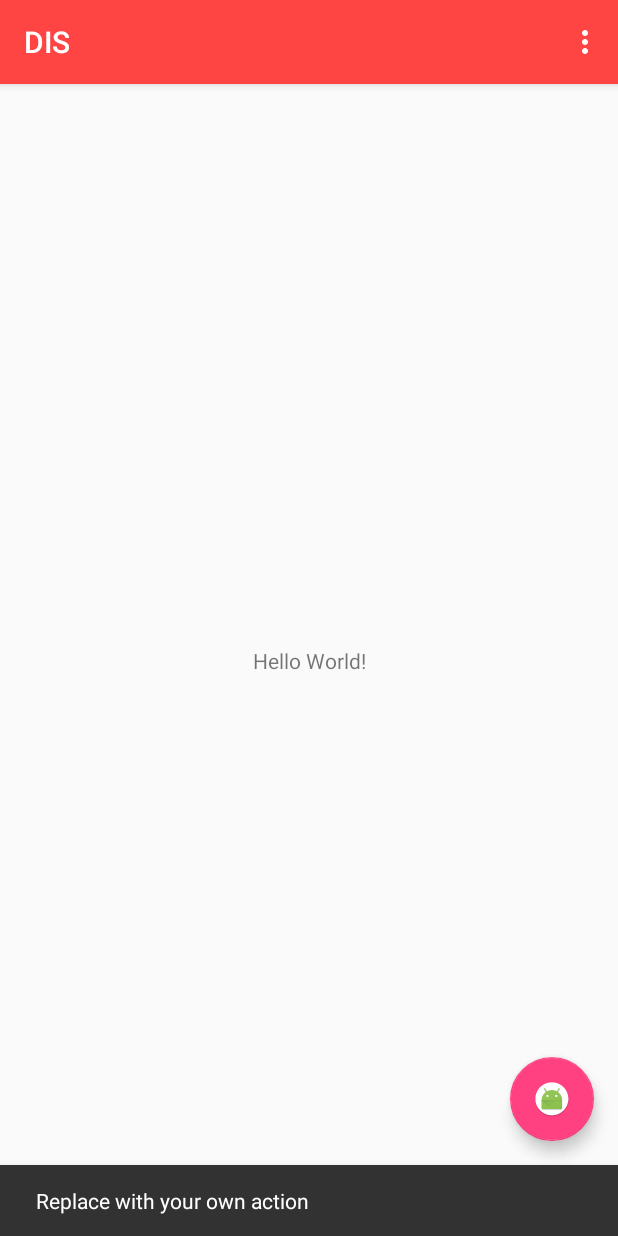
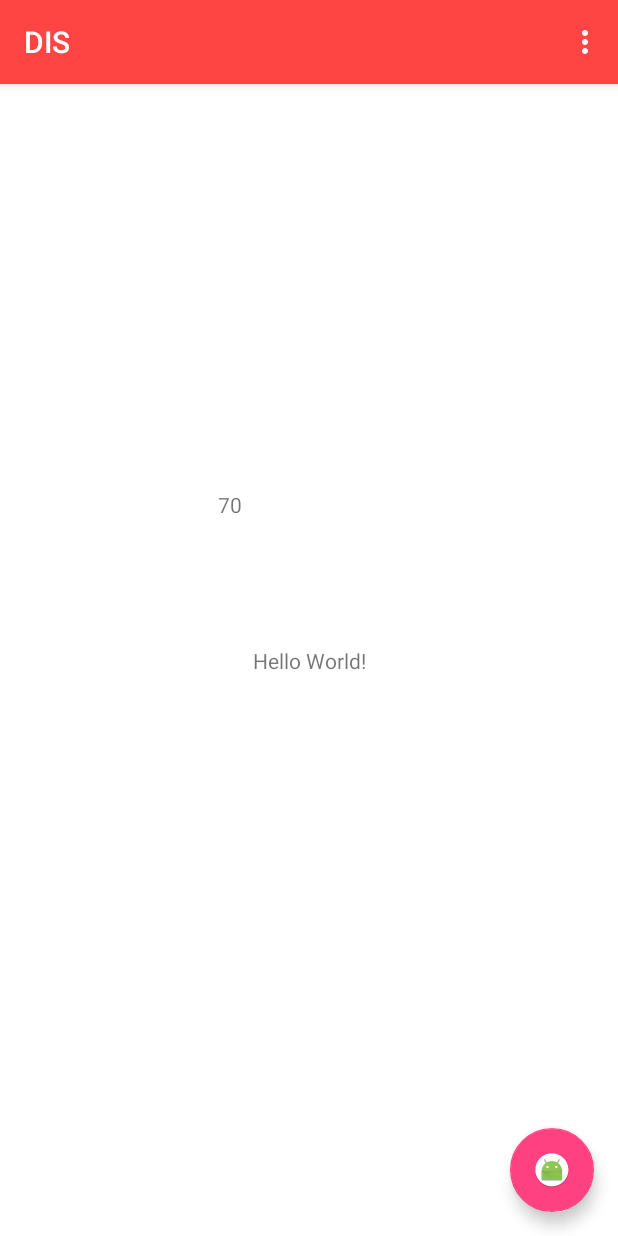
Before and after one commit to DIS-HST/DIS, an Android app: the screen it shows after launch (MainActivity), after a tap on an icon or button, on a phone screen of 412 x 824 dp. Run offline under Robolectric (Android 15) with nearby library versions, the phone set to English and light mode, and no system bars.

Commit message:
Color change and heartrate vib. when HR goes up.

```diff
--- a/app/src/main/AndroidManifest.xml
+++ b/app/src/main/AndroidManifest.xml
@@ -4,7 +4,7 @@
 
     <uses-permission android:name="android.permission.BLUETOOTH"/>
     <uses-permission android:name="android.permission.BLUETOOTH_ADMIN"/>
-
+    <uses-permission android:name="android.permission.VIBRATE"/>
     <uses-feature android:name="android.hardware.bluetooth_le" android:required="true"/>
 
     <application
--- a/app/src/main/java/com/tsh/dis/MainActivity.java
+++ b/app/src/main/java/com/tsh/dis/MainActivity.java
@@ -1,60 +1,38 @@
 package com.tsh.dis;
 
 import android.os.Bundle;
+import android.support.design.widget.CoordinatorLayout;
 import android.support.design.widget.FloatingActionButton;
 import android.support.design.widget.Snackbar;
 import android.support.v7.app.AppCompatActivity;
 import android.support.v7.widget.Toolbar;
-import android.net.ConnectivityManager;
-import android.net.NetworkInfo;
 import android.view.View;
 import android.view.Menu;
 import android.view.MenuItem;
-import java.io.File;
-import java.util.ArrayList;
-import java.util.Set;
-import android.content.Intent;
+import android.os.Handler;
+import android.widget.ListView;
+import android.widget.TextView;
+import android.util.Log;
+import java.util.Random;
+import android.os.Vibrator;
 import android.content.Context;
+import android.media.MediaPlayer;
 
-import android.widget.ArrayAdapter;
-import android.widget.Button;
-import android.widget.ListView;
-import android.widget.Toast;
 
-import android.bluetooth.BluetoothAdapter;
-import android.bluetooth.BluetoothManager;
-import android.bluetooth.BluetoothDevice;
+
 
 public class MainActivity extends AppCompatActivity {
-    private BluetoothAdapter BA;
-    private Set<BluetoothDevice> pairedDevices;
-    //private LeDeviceListAdapter mLeDeviceListAdapter;
-
+    TextView heartRateNumber;
     ListView lv;
-
-    // Stops scanning after 10 seconds.
-    private static final long SCAN_PERIOD = 10000;
-
-    // Initializes Bluetooth adapter.
-    final BluetoothManager bluetoothManager =
-            (BluetoothManager) getSystemService(Context.BLUETOOTH_SERVICE);
-
-    protected File extStorageAppBasePath;
-
-    protected File extStorageAppCachePath;
-
+    private Handler mHandler = new Handler();
+    int num;
+    boolean x;
     @Override
     protected void onCreate(Bundle savedInstanceState) {
         super.onCreate(savedInstanceState);
         setContentView(R.layout.activity_main);
 
-        // Initializes Bluetooth adapter.
-        final BluetoothManager bluetoothManager =
-                (BluetoothManager) getSystemService(Context.BLUETOOTH_SERVICE);
-        BA = bluetoothManager.getAdapter();
 
-        //BA = BluetoothAdapter.getDefaultAdapter();
-      //  lv = (ListView)findViewById(R.id.listView);
 
         Toolbar toolbar = (Toolbar) findViewById(R.id.toolbar);
         setSupportActionBar(toolbar);
@@ -63,8 +41,11 @@ public class MainActivity extends AppCompatActivity {
         fab.setOnClickListener(new View.OnClickListener() {
             @Override
             public void onClick(View view) {
-                Snackbar.make(view, "Replace with your own action", Snackbar.LENGTH_LONG)
-                        .setAction("Action", null).show();
+                num=70;
+                heartRateNumber = (TextView) findViewById(R.id.hrNum);
+                heartRateNumber.setText(""+num);
+                mHandler.postDelayed(updateTask, 5000);
+                x=true;
             }
         });
 
@@ -91,58 +72,37 @@ public class MainActivity extends AppCompatActivity {
         return super.onOptionsItemSelected(item);
         }
     }
-
-    public void on(View v){
-        if (BA == null || !BA.isEnabled()) {
-            Intent turnOn = new Intent(BluetoothAdapter.ACTION_REQUEST_ENABLE);
-            startActivityForResult(turnOn, 0);
-            //startActivityForResult(turnOn, REQUEST_ENABLE_BT);
-            Toast.makeText(getApplicationContext(), "Turned on",Toast.LENGTH_LONG).show();
-        } else {
-            Toast.makeText(getApplicationContext(), "Already on", Toast.LENGTH_LONG).show();
+    private Runnable updateTask = new Runnable () {
+        public void run() {
+            Log.d(getString(R.string.app_name) + " ChatList.updateTask()",
+                    "updateTask run!");
+            if(x==true) {
+                num = num + 1;
+                if(num>108){
+                    x=false;
+                }
+            }else{
+                num=num-1;
+            }
+            heartRateNumber = (TextView) findViewById(R.id.hrNum);
+            heartRateNumber.setText(""+num);
+            CoordinatorLayout cL=(CoordinatorLayout) findViewById(R.id.bg);
+            if(num>100){
+                cL.setBackgroundColor(0xffff0000);
+                Vibrator v = (Vibrator) getSystemService(Context.VIBRATOR_SERVICE);
+                v.vibrate(400);
+            }else if(num>80 && num<101){
+                cL.setBackgroundColor(0xffffff00);
+            }else{
+                cL.setBackgroundColor(0xffffffff);
+            }
+            mHandler.postDelayed(updateTask,1000);
         }
-    }
-
-    public void off(View v){
-        BA.disable();
-        Toast.makeText(getApplicationContext(), "Turned off" ,Toast.LENGTH_LONG).show();
-    }
+    };
 
 
-    public  void visible(View v){
-        Intent getVisible = new Intent(BluetoothAdapter.ACTION_REQUEST_DISCOVERABLE);
-        startActivityForResult(getVisible, 0);
-    }
 
-    public void list(View v){
-        pairedDevices = BA.getBondedDevices();
 
-        ArrayList list = new ArrayList();
 
-        for(BluetoothDevice bt : pairedDevices) list.add(bt.getName());
-        Toast.makeText(getApplicationContext(), "Showing Paired Devices",Toast.LENGTH_SHORT).show();
-
-        final ArrayAdapter adapter = new  ArrayAdapter(this,android.R.layout.simple_list_item_1, list);
-
-        lv.setAdapter(adapter);
-    }
-
-    /**
-    // Device scan callback.
-    private BluetoothAdapter.LeScanCallback mLeScanCallback =
-            new BluetoothAdapter.LeScanCallback() {
-                @Override
-                public void onLeScan(final BluetoothDevice device, int rssi,
-                                     byte[] scanRecord) {
-                    runOnUiThread(new Runnable() {
-                        @Override
-                        public void run() {
-                            mLeDeviceListAdapter.addDevice(device);
-                            mLeDeviceListAdapter.notifyDataSetChanged();
-                        }
-                    });
-                }
-            };
-    */
 
 }
--- a/app/src/main/res/layout/activity_main.xml
+++ b/app/src/main/res/layout/activity_main.xml
@@ -2,8 +2,11 @@
 <android.support.design.widget.CoordinatorLayout xmlns:android="http://schemas.android.com/apk/res/android"
     xmlns:app="http://schemas.android.com/apk/res-auto"
     xmlns:tools="http://schemas.android.com/tools"
+    android:background="@android:color/white"
+    android:id="@+id/bg"
     android:layout_width="match_parent"
     android:layout_height="match_parent"
+
     tools:context="com.tsh.dis.MainActivity">
 
     <android.support.design.widget.AppBarLayout
@@ -30,4 +33,5 @@
 
     <include layout="@layout/content_main" />
 
+
 </android.support.design.widget.CoordinatorLayout>
--- a/app/src/main/res/layout/content_main.xml
+++ b/app/src/main/res/layout/content_main.xml
@@ -1,5 +1,6 @@
 <?xml version="1.0" encoding="utf-8"?>
 <android.support.constraint.ConstraintLayout xmlns:android="http://schemas.android.com/apk/res/android"
+
     xmlns:app="http://schemas.android.com/apk/res-auto"
     xmlns:tools="http://schemas.android.com/tools"
     android:layout_width="match_parent"
@@ -21,6 +22,16 @@
     android:transitionGroup="true"> -->
 
     <TextView
+        android:id="@+id/hrNum"
+        android:layout_width="121dp"
+        android:layout_height="63dp"
+        app:layout_constraintBottom_toBottomOf="parent"
+        app:layout_constraintLeft_toLeftOf="parent"
+        app:layout_constraintRight_toRightOf="parent"
+        app:layout_constraintTop_toTopOf="parent"
+        app:layout_constraintVertical_bias="0.384" />
+
+    <TextView
         android:layout_width="wrap_content"
         android:layout_height="wrap_content"
         android:text="Hello World!"
@@ -29,93 +40,5 @@
         app:layout_constraintRight_toRightOf="parent"
         app:layout_constraintTop_toTopOf="parent" />
 
- <!-- <TextView
-        android:text="Bluetooth Example"
-        android:layout_width="wrap_content"
-        android:layout_height="wrap_content"
-        android:id="@+id/textview"
-        android:textSize="35dp"
-        android:layout_alignParentTop="true"
-        android:layout_centerHorizontal="true" />
-
-    <TextView
-        android:layout_width="wrap_content"
-        android:layout_height="wrap_content"
-        android:text="Tutorials point"
-        android:id="@+id/textView"
-        android:layout_below="@+id/textview"
-        android:layout_centerHorizontal="true"
-        android:textColor="#ff7aff24"
-        android:textSize="35dp" />
-
-    <ImageView
-        android:layout_width="wrap_content"
-        android:layout_height="wrap_content"
-        android:id="@+id/imageView"
-        android:src="@drawable/abc"
-        android:layout_below="@+id/textView"
-        android:layout_centerHorizontal="true"
-        android:theme="@style/Base.TextAppearance.AppCompat" />
-
-    <Button
-        android:layout_width="wrap_content"
-        android:layout_height="wrap_content"
-        android:text="Turn On"
-        android:id="@+id/button"
-        android:layout_below="@+id/imageView"
-        android:layout_toStartOf="@+id/imageView"
-        android:layout_toLeftOf="@+id/imageView"
-        android:clickable="true"
-        android:onClick="on" />
-
-    <Button
-        android:layout_width="wrap_content"
-        android:layout_height="wrap_content"
-        android:text="Get visible"
-        android:onClick="visible"
-        android:id="@+id/button2"
-        android:layout_alignBottom="@+id/button"
-        android:layout_centerHorizontal="true" />
-
-    <Button
-        android:layout_width="wrap_content"
-        android:layout_height="wrap_content"
-        android:text="List devices"
-        android:onClick="list"
-        android:id="@+id/button3"
-        android:layout_below="@+id/imageView"
-        android:layout_toRightOf="@+id/imageView"
-        android:layout_toEndOf="@+id/imageView" />
-
-    <Button
-        android:layout_width="wrap_content"
-        android:layout_height="wrap_content"
-        android:text="turn off"
-        android:onClick="off"
-        android:id="@+id/button4"
-        android:layout_below="@+id/button"
-        android:layout_alignParentLeft="true"
-        android:layout_alignParentStart="true" />
-
-    <ListView
-        android:layout_width="wrap_content"
-        android:layout_height="wrap_content"
-        android:id="@+id/listView"
-        android:layout_alignParentBottom="true"
-        android:layout_alignLeft="@+id/button"
-        android:layout_alignStart="@+id/button"
-        android:layout_below="@+id/textView2" />
-
-    <TextView
-        android:layout_width="wrap_content"
-        android:layout_height="wrap_content"
-        android:text="Paired devices:"
-        android:id="@+id/textView2"
-        android:textColor="#ff34ff06"
-        android:textSize="25dp"
-        android:layout_below="@+id/button4"
-        android:layout_alignLeft="@+id/listView"
-
-</RelativeLayout> -->
 
 </android.support.constraint.ConstraintLayout>
```
Also changed, not shown: app/src/main/java/com/tsh/dis/DeviceScanActivity.java (deleted, +0 -43 lines), app/src/main/java/com/tsh/dis/HeartRateMonitor.java (deleted, +0 -130 lines), 1 other file.
